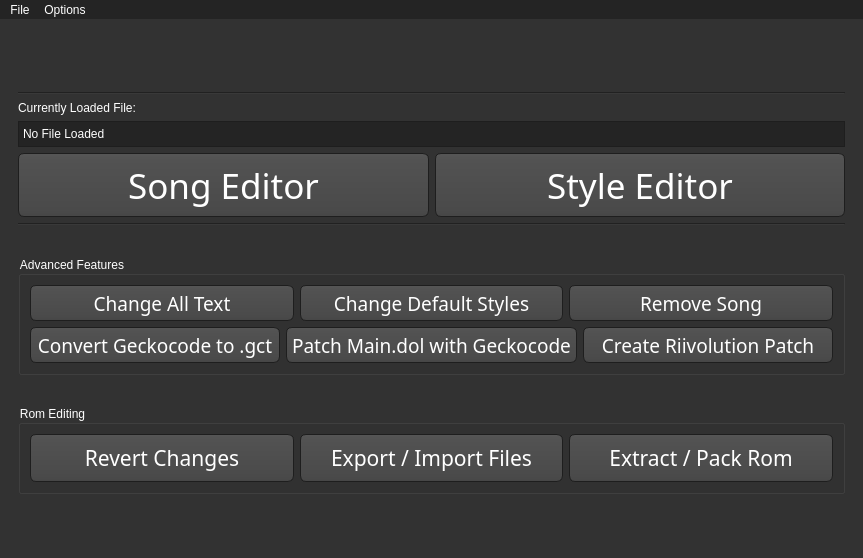
Above: WiiMusicPlus.ui from BenjaminHalko/WiiMusicEditorPlus before the change. Below: the same form after it.
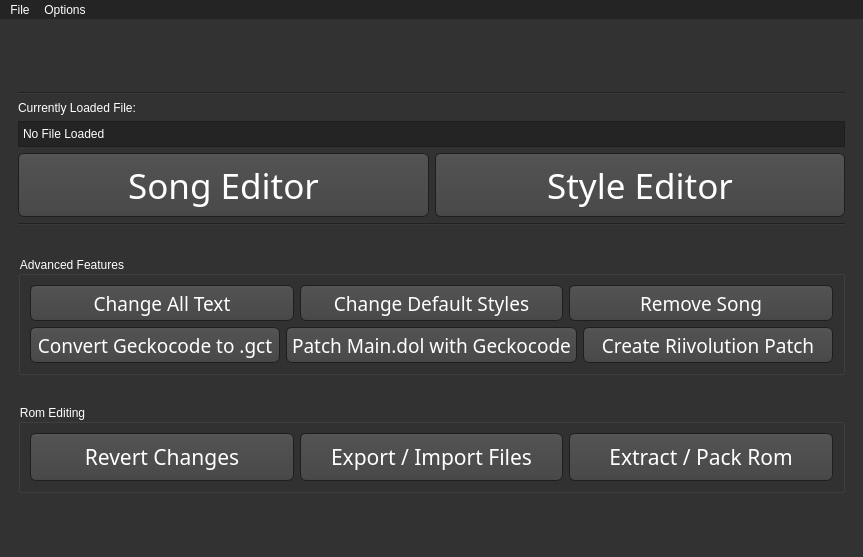
That is the form after the change. Icons and pictures are not drawn.

Patch:
```diff
--- a/WiiMusicPlus.ui
+++ b/WiiMusicPlus.ui
@@ -7,7 +7,7 @@
     <x>0</x>
     <y>0</y>
     <width>863</width>
-    <height>558</height>
+    <height>557</height>
    </rect>
   </property>
   <property name="palette">
@@ -895,8 +895,17 @@
         fx: 0.5, fy: 0.5,
         radius: 1.0,
         stop: 0.25 #ffaa00,
-        stop: 0.3 #323232
-    );
+        stop: 0.3 #323232);
+}
+
+QRadioButton::indicator:checked:disabled
+{
+    background-color: qradialgradient(
+        cx: 0.5, cy: 0.5,
+        fx: 0.5, fy: 0.5,
+        radius: 1.0,
+        stop: 0.25 #323232,
+        stop: 0.3 #323232);
 }
 
 QCheckBox::indicator{
@@ -917,12 +926,6 @@
     border: 1px solid #ffaa00;
 }
 
-QRadioButton:disabled
-{
-    background-color: #404040;
-}
-
-
 QCheckBox::indicator:checked
 {
     image:url(:images/images/checkbox.png);
@@ -931,16 +934,6 @@
 QCheckBox::indicator:disabled, QRadioButton::indicator:disabled
 {
     border: 1px solid #444;
-}
-
-QWidget[error=&quot;true&quot;]
-{
-	border: 1px solid red;
-}
-
-QWidget[error=&quot;true&quot;]
-{
-	border: 1px solid red;
 }</string>
   </property>
   <property name="tabShape">
```
Left out of the diff: 2 changed lines with no effect on the pictures.
